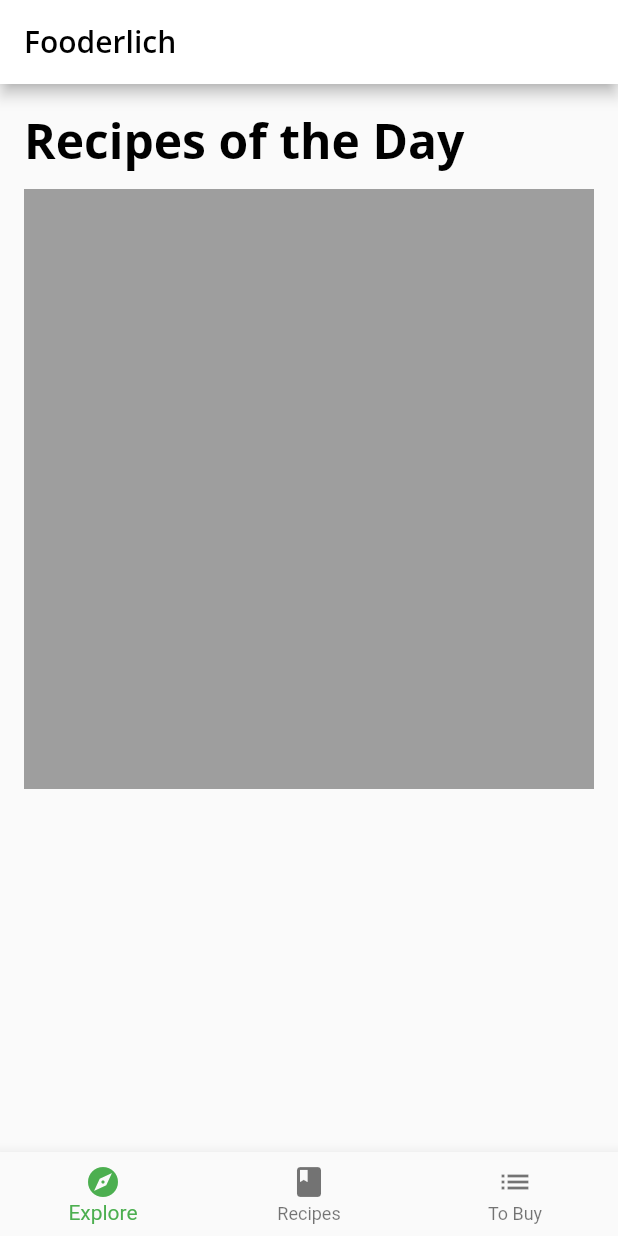
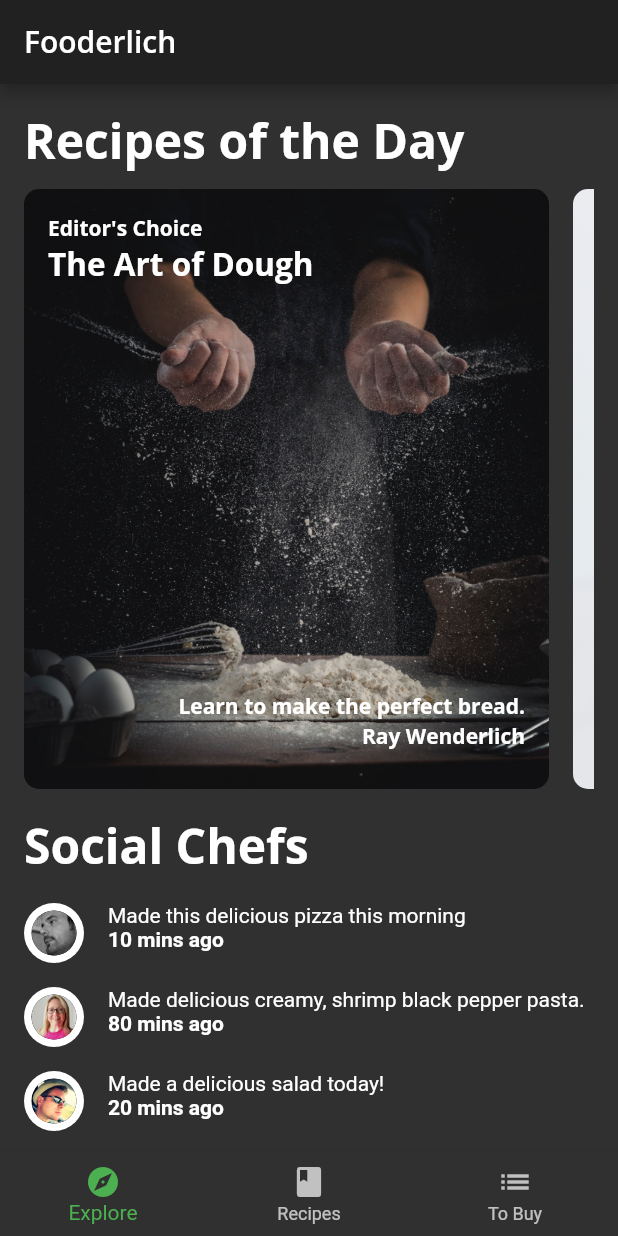
Before and after one commit to niar92i/scrollable-widgets, a Flutter app: the screen it shows after launch, on a phone screen of 412 x 824 dp. Run offline on Flutter 3.47's test engine with Material 2 defaults, Android fonts, the phone set to English and light mode, and no system bars; our stand-ins replace google_fonts.

Commit message:
Adding final touches to the Explore screen

```diff
--- a/lib/components/components.dart
+++ b/lib/components/components.dart
@@ -4,3 +4,5 @@ export 'card2.dart';
 export 'card3.dart';
 export 'circle_image.dart';
 export 'today_recipe_list_view.dart';
+export 'friend_post_tile.dart';
+export 'friend_post_list_view.dart';
--- /dev/null
+++ b/lib/components/friend_post_list_view.dart
@@ -0,0 +1,48 @@
+import 'package:flutter/material.dart';
+import '/models/models.dart';
+import 'components.dart';
+
+class FriendPostListView extends StatelessWidget {
+  final List<Post> friendPosts;
+
+  const FriendPostListView({
+    super.key,
+    required this.friendPosts,
+  });
+
+  @override
+  Widget build(BuildContext context) {
+    return Padding(
+        padding: const EdgeInsets.only(
+          left: 16,
+          right: 16,
+          top: 0,
+        ),
+      child: Column(
+        crossAxisAlignment: CrossAxisAlignment.start,
+        children: [
+          Text(
+            'Social Chefs',
+            style: Theme.of(context).textTheme.displayLarge,
+          ),
+          const SizedBox(height: 16,),
+          ListView.separated(
+            primary: false,
+              physics: const NeverScrollableScrollPhysics(),
+              shrinkWrap: true,
+              scrollDirection: Axis.vertical,
+              itemBuilder: (context, index) {
+                final post = friendPosts[index];
+                return FriendPostTile(post: post,);
+              },
+              separatorBuilder: (context, index) {
+                return const SizedBox(height: 16,);
+              },
+              itemCount: friendPosts.length,
+          ),
+          const SizedBox(height: 16,),
+        ],
+      ),
+    );
+  }
+}
--- /dev/null
+++ b/lib/components/friend_post_tile.dart
@@ -0,0 +1,39 @@
+import 'package:flutter/material.dart';
+import '/components/components.dart';
+import '/models/models.dart';
+
+class FriendPostTile extends StatelessWidget {
+  final Post post;
+
+  const FriendPostTile({
+    super.key,
+    required this.post,
+  });
+
+  @override
+  Widget build(BuildContext context) {
+    return Row(
+      crossAxisAlignment: CrossAxisAlignment.start,
+      mainAxisAlignment: MainAxisAlignment.start,
+      children: [
+        CircleImage(
+          imageProvider: AssetImage(post.profileImageUrl),
+          imageRadius: 20,
+        ),
+        const SizedBox(width: 16,),
+        Expanded(
+          child: Column(
+            crossAxisAlignment: CrossAxisAlignment.start,
+            children: [
+              Text(post.comment),
+              Text(
+                '${post.timestamp} mins ago',
+                style: const TextStyle(fontWeight: FontWeight.w700),
+              ),
+            ],
+          )
+        ),
+      ],
+    );
+  }
+}
--- a/lib/components/today_recipe_list_view.dart
+++ b/lib/components/today_recipe_list_view.dart
@@ -29,12 +29,32 @@ class TodayRecipeListView extends StatelessWidget {
           const SizedBox(height: 10,),
           Container(
             height: 400,
-            //TODO: Add ListView here
-            color: Colors.grey,
+            color: Colors.transparent,
+            child: ListView.separated(
+              scrollDirection: Axis.horizontal,
+                itemBuilder: (context, index) {
+                  final recipe = recipes[index];
+                  return buildCard(recipe);
+                },
+                separatorBuilder: (context, index){
+                  return const SizedBox(width: 16,);
+                },
+                itemCount: recipes.length,
+            ),
           ),
         ],
       ),
     );
   }
-  //TODO: Add buildCard() widget here
+  Widget buildCard(ExploreRecipe recipe) {
+    if (recipe.cardType == RecipeCardType.card1){
+      return Card1(recipe: recipe);
+    } else if (recipe.cardType == RecipeCardType.card2){
+      return Card2(recipe: recipe);
+    } else if (recipe.cardType == RecipeCardType.card3){
+      return Card3(recipe: recipe);
+    } else {
+      throw Exception('This card doesn\'t exist yet');
+    }
+  }
 }
--- a/lib/home.dart
+++ b/lib/home.dart
@@ -31,7 +31,7 @@ class HomeState extends State<Home> {
       appBar: AppBar(
         title: Text(
           'Fooderlich',
-          style: Theme.of(context).textTheme.headline6,
+          style: Theme.of(context).textTheme.titleLarge,
         ),
       ),
       body: pages[_selectedIndex],
--- a/lib/main.dart
+++ b/lib/main.dart
@@ -11,7 +11,7 @@ class Fooderlich extends StatelessWidget {
   const Fooderlich({super.key});
   @override
   Widget build(BuildContext context) {
-    final theme = FooderlichTheme.light();
+    final theme = FooderlichTheme.dark();
     return MaterialApp(
       theme: theme,
       title: 'Fooderlich',
--- a/lib/screens/explore_screen.dart
+++ b/lib/screens/explore_screen.dart
@@ -16,8 +16,18 @@ class ExploreScreen extends StatelessWidget {
         future: mockService.getExploreData(),
         builder: (context, AsyncSnapshot<ExploreData> snapshot) {
           if (snapshot.connectionState == ConnectionState.done){
-            final recipes = snapshot.data?.todayRecipes ?? [];
-            return TodayRecipeListView(recipes: recipes);
+            return ListView(
+              scrollDirection: Axis.vertical,
+              children: [
+                TodayRecipeListView(
+                    recipes: snapshot.data?.todayRecipes ?? []
+                ),
+                const SizedBox(height: 16,),
+                FriendPostListView(
+                    friendPosts: snapshot.data?.friendPosts ?? []
+                ),
+              ],
+            );
           } else {
             return const Center(
               child: CircularProgressIndicator(),
```
